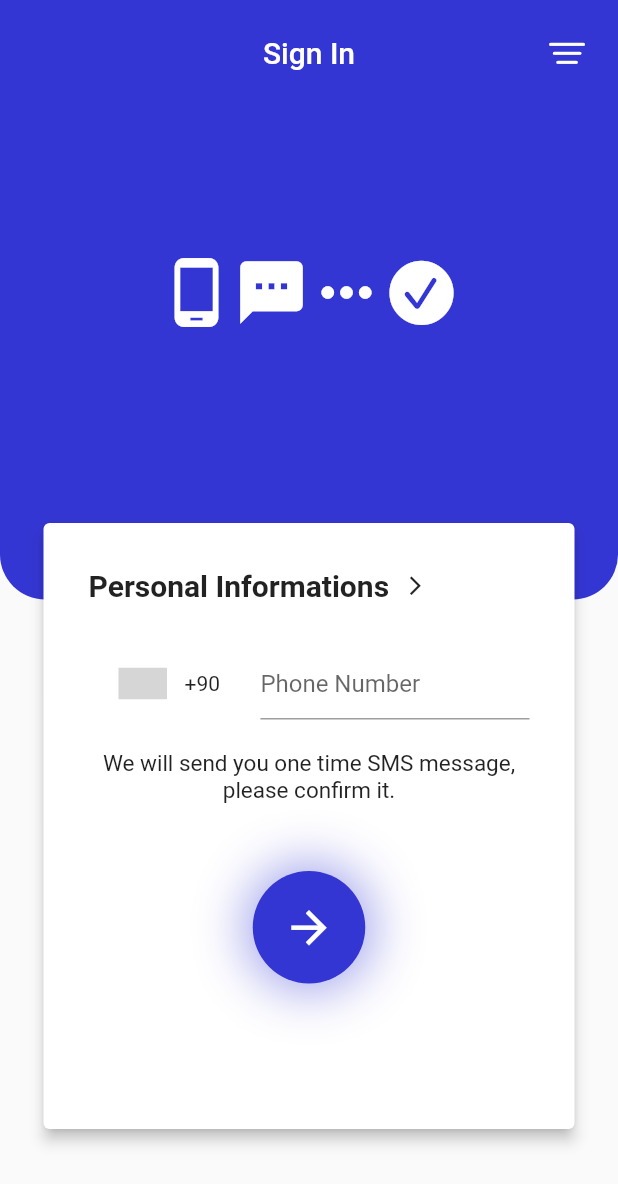
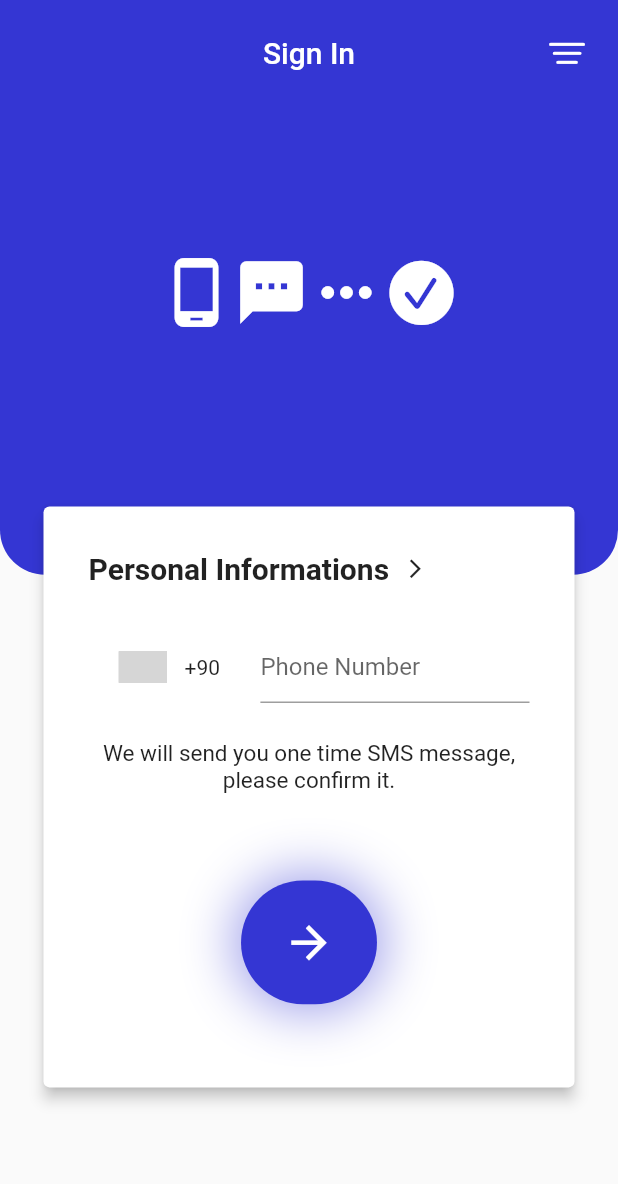
Before and after one commit to alperefesahin/social_dating_app, a Flutter app: the screen it shows after launch, after a tap on the "arrow forward" icon, on a phone screen of 412 x 824 dp. Shown: the top 1184 px of the screen. Run offline on Flutter 3.47's test engine with Material 2 defaults, Android fonts, the phone set to English and light mode, and no system bars; drawn by our look-alikes of auto_size_text, intl_phone_number_input; our stand-ins replace animated_bottom_navigation_bar, auto_route, bot_toast, cached_network_image, cloud_firestore, dartz and 8 more; missing offline and left inert: cloud_firestore_web, firebase_auth_web, firebase_core_web, geolocator_web, libphonenumber_web; accounts and stored records are empty; generated files the repository leaves out were written again; grey boxes are pictures that could not be loaded.

Commit message:
UI improvements

```diff
--- a/lib/main.dart
+++ b/lib/main.dart
@@ -1,6 +1,7 @@
 import 'package:firebase_core/firebase_core.dart';
 import 'package:flutter/material.dart';
 import 'package:flutter_riverpod/flutter_riverpod.dart';
+import 'package:sizer/sizer.dart';
 import 'package:social_dating_app/firebase_options.dart';
 import 'package:social_dating_app/presentation/core/app_widget.dart';
 
@@ -10,8 +11,12 @@ void main() async {
     options: DefaultFirebaseOptions.currentPlatform,
   );
   runApp(
-    const ProviderScope(
-      child: AppWidget(),
+    ProviderScope(
+      child: Sizer(
+        builder: (context, orientation, deviceType) {
+          return const AppWidget();
+        },
+      ),
     ),
   );
 }
--- a/lib/presentation/pages/sign_in/widgets/bottom_section_of_the_page.dart
+++ b/lib/presentation/pages/sign_in/widgets/bottom_section_of_the_page.dart
@@ -1,6 +1,7 @@
 import 'package:auto_route/auto_route.dart';
 import 'package:flutter/material.dart';
 import 'package:flutter_riverpod/flutter_riverpod.dart';
+import 'package:sizer/sizer.dart';
 import 'package:social_dating_app/application/phone_sign_in/phone_sign_in_event.dart';
 import 'package:social_dating_app/presentation/common_widgets/colors.dart';
 import 'package:social_dating_app/presentation/common_widgets/custom_text.dart';
@@ -10,25 +11,23 @@ import 'package:social_dating_app/presentation/routes/router.gr.dart';
 import 'package:social_dating_app/providers/auth/phone_sign_in_state_provider.dart';
 
 class BottomSectionOfThePage extends ConsumerWidget {
-  const BottomSectionOfThePage({Key? key, required this.size}) : super(key: key);
-
-  final Size size;
+  const BottomSectionOfThePage({Key? key}) : super(key: key);
 
   @override
   Widget build(BuildContext context, WidgetRef ref) {
     final isPhoneNumberInputValidated =
         ref.watch(phoneSignInStateProvider.select((state) => state.isPhoneNumberInputValidated));
     return SingleChildScrollView(
+      physics: const NeverScrollableScrollPhysics(),
       child: Container(
         padding: EdgeInsets.only(
-          top: size.height / 3,
+          top: 32.h,
           right: 25,
           left: 25,
           bottom: 25,
         ),
-        child: SizedBox(
-          height: size.height / 2,
-          width: size.width,
+        height: 83.h,
+        width: 100.h,
         child: Card(
           color: whiteColor,
           elevation: 4.0,
@@ -58,18 +57,19 @@ class BottomSectionOfThePage extends ConsumerWidget {
                 ),
               ),
               const PhoneNumberSignInSection(),
-                const CustomText(
+              CustomText(
                 text: smsInformationMessage,
                 minFontSize: 15,
                 maxFontSize: 20,
                 textPadding: EdgeInsets.only(
                   right: 25,
                   left: 25,
-                    top: 20,
-                    bottom: 45,
+                  top: 3.h,
                 ),
               ),
               InkWell(
+                splashColor: transparentColor,
+                highlightColor: transparentColor,
                 onTap: () {
                   if (isPhoneNumberInputValidated) {
                     ref.read(phoneSignInStateProvider.notifier).mapEventsToState(const SignInWithPhoneNumber());
@@ -79,8 +79,9 @@ class BottomSectionOfThePage extends ConsumerWidget {
                   }
                 },
                 child: Container(
-                    width: 75,
-                    height: 75,
+                  margin: EdgeInsets.only(top: 7.h),
+                  width: 22.w,
+                  height: 10.h,
                   decoration: BoxDecoration(
                     color: customIndigoColor,
                     borderRadius: const BorderRadius.all(
@@ -106,7 +107,6 @@ class BottomSectionOfThePage extends ConsumerWidget {
           ),
         ),
       ),
-      ),
     );
   }
 }
--- a/lib/presentation/pages/sign_in/widgets/sign_in_body.dart
+++ b/lib/presentation/pages/sign_in/widgets/sign_in_body.dart
@@ -7,13 +7,11 @@ class SignInPageBody extends StatelessWidget {
 
   @override
   Widget build(BuildContext context) {
-    final size = MediaQuery.of(context).size;
-
     return Stack(
       alignment: Alignment.topCenter,
       children: [
-        ...topSectionOfThePage(size: size),
-        BottomSectionOfThePage(size: size),
+        ...topSectionOfThePage(),
+        const BottomSectionOfThePage(),
       ],
     );
   }
--- a/lib/presentation/pages/sign_in/widgets/top_section_of_the_page.dart
+++ b/lib/presentation/pages/sign_in/widgets/top_section_of_the_page.dart
@@ -1,12 +1,13 @@
 import 'package:flutter/cupertino.dart';
 import 'package:flutter/material.dart';
+import 'package:sizer/sizer.dart';
 import 'package:social_dating_app/presentation/common_widgets/colors.dart';
 
-List<Widget> topSectionOfThePage({required Size size}) {
+List<Widget> topSectionOfThePage() {
   return [
     Container(
-      width: size.width,
-      height: size.height / 2.5,
+      width: 100.w,
+      height: 38.h,
       decoration: const BoxDecoration(
         color: customIndigoColor,
         borderRadius: BorderRadius.only(
--- a/pubspec.yaml
+++ b/pubspec.yaml
@@ -42,6 +42,7 @@ dependencies:
   cupertino_icons: ^1.0.2
   geolocator: ^8.2.1
   google_maps_flutter: ^2.1.7
+  sizer: ^2.0.15
 
   dartz: ^0.10.1
   flutter_riverpod: ^1.0.4
```
Also changed, not shown: lib/presentation/pages/verification_page/widgets/verification_confirm_button.dart (+5 -5 lines), lib/presentation/pages/verification_page/widgets/verification_pin_field.dart (+7 -6 lines). Lines whose indentation alone changed are shown as unchanged.
